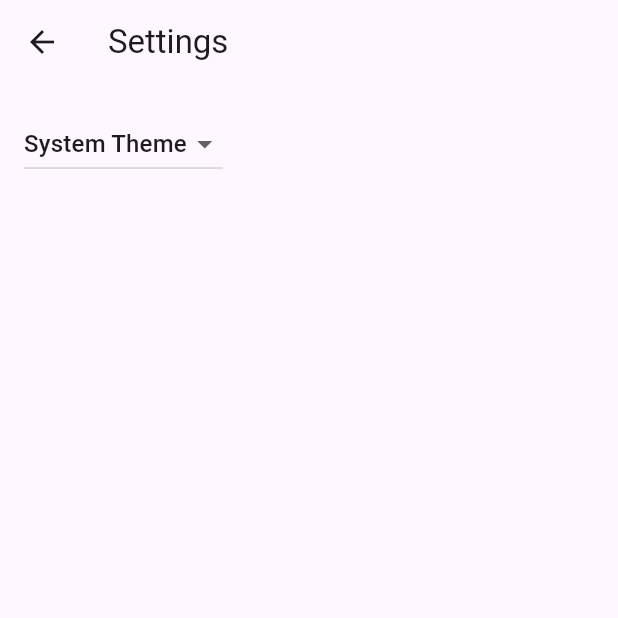
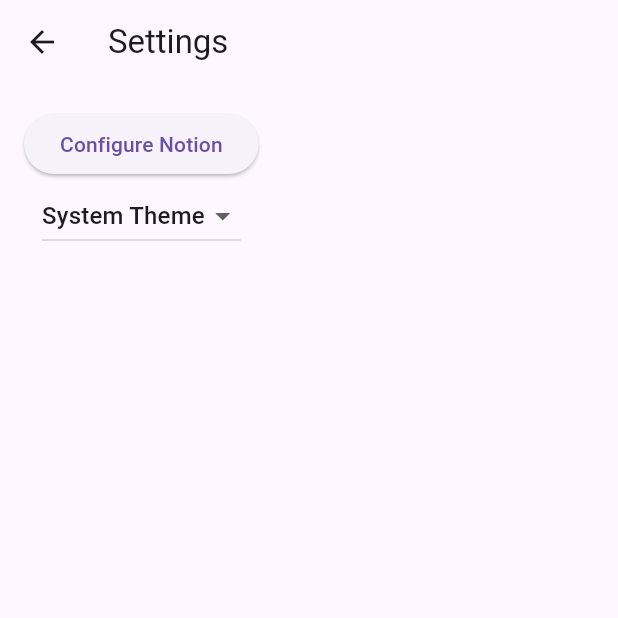
Before and after one commit to exnota/exnota, a Flutter app: the screen it shows after launch, after a tap on the "settings" icon, on a phone screen of 412 x 824 dp, the top half of it. Run offline on Flutter 3.47's test engine with Material 2 defaults, Android fonts, the phone set to English and light mode, and no system bars; our stand-ins replace drift, flutter_riverpod, freezed_annotation, riverpod_annotation, uni_links; missing offline and left inert: oauth2; accounts and stored records are empty; generated files the repository leaves out were written again.

Commit message:
mobile: Move connect button to settings view when connected

```diff
--- a/app/mobile/lib/src/account/settings/settings_view.dart
+++ b/app/mobile/lib/src/account/settings/settings_view.dart
@@ -1,3 +1,4 @@
+import 'package:exnota/src/integration/view/notion_settings_view.dart';
 import 'package:flutter/material.dart';
 
 import 'settings_controller.dart';
@@ -25,7 +26,18 @@ class SettingsView extends StatelessWidget {
           //
           // When a user selects a theme from the dropdown list, the
           // SettingsController is updated, which rebuilds the MaterialApp.
-        child: DropdownButton<ThemeMode>(
+          child: Column(
+            children: [
+              ElevatedButton(
+                  onPressed: () {
+                    Navigator.push(
+                      context,
+                      MaterialPageRoute(
+                          builder: (context) => const NotionSettingsView()),
+                    );
+                  },
+                  child: const Text("Configure Notion")),
+              DropdownButton<ThemeMode>(
                 // Read the selected themeMode from the controller
                 value: controller.themeMode,
                 // Call the updateThemeMode method any time the user selects a theme.
@@ -45,7 +57,8 @@ class SettingsView extends StatelessWidget {
                   )
                 ],
               ),
-      ),
+            ],
+          )),
     );
   }
 }
--- /dev/null
+++ b/app/mobile/lib/src/integration/service/notion_connected_service.dart
@@ -0,0 +1,17 @@
+import 'package:exnota/src/integration/notion_settings.dart';
+import 'package:exnota/src/integration/service/notion_settings_service.dart';
+import 'package:riverpod_annotation/riverpod_annotation.dart';
+
+part 'notion_connected_service.g.dart';
+
+/// Returns true if notion has been connected.
+@riverpod
+bool notionConnectedService(NotionConnectedServiceRef ref) {
+  final settings = ref.watch(notionSettingsServiceProvider).valueOrNull;
+  switch (settings) {
+    case NotionSettingsAccessToken():
+      return true;
+    default:
+      return false;
+  }
+}
--- a/app/mobile/lib/src/note/note_list_view.dart
+++ b/app/mobile/lib/src/note/note_list_view.dart
@@ -1,12 +1,14 @@
+import 'package:exnota/src/integration/service/notion_connected_service.dart';
 import 'package:exnota/src/integration/view/notion_settings_view.dart';
 import 'package:flutter/material.dart';
 import 'package:flutter_gen/gen_l10n/app_localizations.dart';
+import 'package:flutter_riverpod/flutter_riverpod.dart';
 
 import '../account/settings/settings_view.dart';
 import 'sample_item.dart';
 
 /// Displays a list of SampleItems.
-class SampleItemListView extends StatelessWidget {
+class SampleItemListView extends ConsumerWidget {
   const SampleItemListView({
     super.key,
     this.items = const [SampleItem(1), SampleItem(2), SampleItem(3)],
@@ -17,7 +19,9 @@ class SampleItemListView extends StatelessWidget {
   final List<SampleItem> items;
 
   @override
-  Widget build(BuildContext context) {
+  Widget build(BuildContext context, WidgetRef ref) {
+    final notionConnected = ref.watch(notionConnectedServiceProvider);
+
     return Scaffold(
       appBar: AppBar(
         title: const Text('Exnota'),
@@ -40,7 +44,9 @@ class SampleItemListView extends StatelessWidget {
       // In contrast to the default ListView constructor, which requires
       // building all Widgets up front, the ListView.builder constructor lazily
       // builds Widgets as they’re scrolled into view.
-      body: Center(
+      body: switch (notionConnected) {
+        true => const Text("COnnected"),
+        false => Center(
             child: ElevatedButton(
                 onPressed: () {
                   Navigator.push(
@@ -49,8 +55,10 @@ class SampleItemListView extends StatelessWidget {
                         builder: (context) => const NotionSettingsView()),
                   );
                 },
-            child: Text(AppLocalizations.of(context)!.note_connectToNotion)),
-      ),
+                child:
+                    Text(AppLocalizations.of(context)!.note_connectToNotion)),
+          )
+      },
       // floatingActionButton: FloatingActionButton.extended(
       //   onPressed: () {},
       //   label: const Text('Record'),
```
Lines whose indentation alone changed are shown as unchanged.
